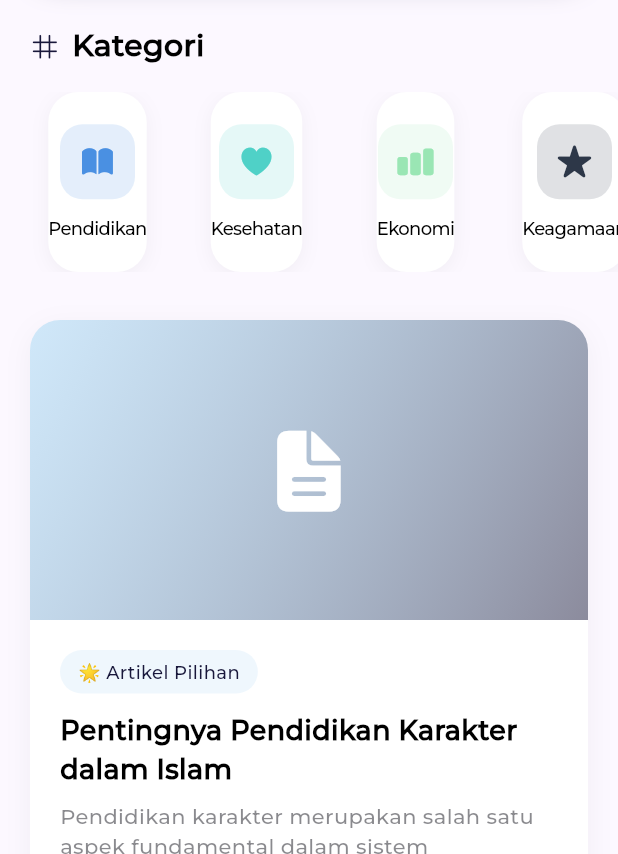
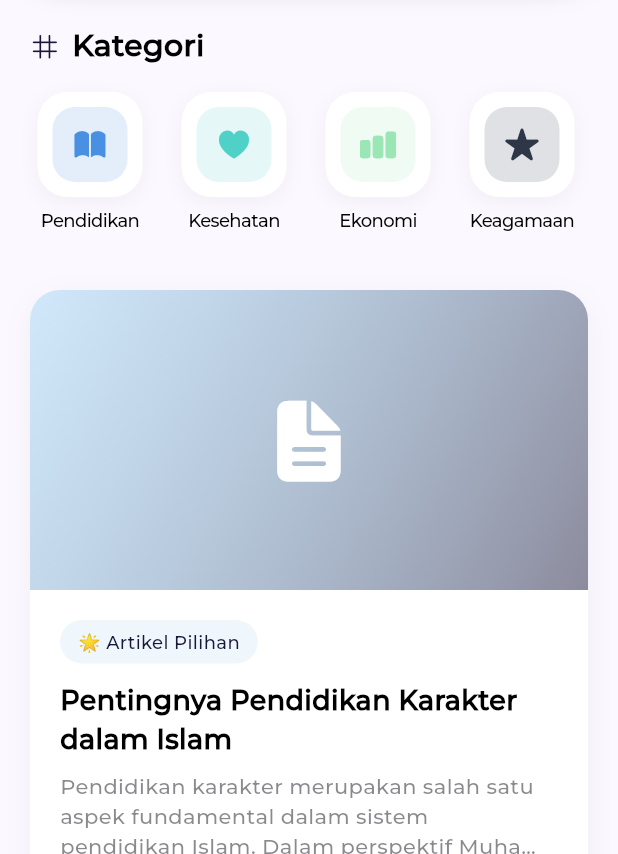
Before and after one commit to nauvaljanuarta/arek-muhammadiyah-mobile, a Flutter app: the HomeContent widget shown alone on an empty page, opened directly, on a phone screen of 412 x 824 dp, the part 382-1236 px from its top. Run offline on Flutter 3.47's test engine with Material 3 defaults, Android fonts, the light colour scheme and no system bars; project files that could hold a hidden picture were left out.

Commit message:
make modular page on home page, and fix category

```diff
--- a/lib/config/theme/theme.dart
+++ b/lib/config/theme/theme.dart
@@ -26,7 +26,7 @@ class AppTheme {
       navTitleTextStyle: TextStyle(
         fontFamily: 'Montserrat',
         color: CupertinoColors.white,
-        fontSize: 17,
+        fontSize: 18,
         fontWeight: FontWeight.w600,
       ),
     ),
--- a/lib/pages/home/home_page.dart
+++ b/lib/pages/home/home_page.dart
@@ -56,8 +56,6 @@ class HomeContent extends StatelessWidget {
 
   @override
   Widget build(BuildContext context) {
-    final articles = DummyData.articles.take(5).toList();
-    final categories = DummyData.categories;
     final currentUser = DummyData.users.first;
 
     return Stack(
@@ -71,8 +69,7 @@ class HomeContent extends StatelessWidget {
               },
             ),
             const SliverToBoxAdapter(child: SizedBox(height: 80)),
-
-            // Enhanced Greeting Section
+            // Greeting Section
             SliverToBoxAdapter(
               child: Container(
                 margin: const EdgeInsets.symmetric(horizontal: 20.0),
@@ -128,10 +125,8 @@ class HomeContent extends StatelessWidget {
                 ),
               ),
             ),
-
             const SliverToBoxAdapter(child: SizedBox(height: 32)),
-
-            // Enhanced Categories Section
+            // Categories Header
             const SliverToBoxAdapter(
               child: Padding(
                 padding: EdgeInsets.symmetric(horizontal: 20.0),
@@ -157,9 +152,159 @@ class HomeContent extends StatelessWidget {
               ),
             ),
             const SliverToBoxAdapter(child: SizedBox(height: 16)),
+            SliverToBoxAdapter(child: _buildCategoriesList()),
+            const SliverToBoxAdapter(child: SizedBox(height: 32)),
+            SliverToBoxAdapter(child: _buildFeaturedArticle(context)),
+            const SliverToBoxAdapter(child: SizedBox(height: 32)),
+            // Recent Articles Header
             SliverToBoxAdapter(
-              child: SizedBox(
-                height: 120,
+              child: Padding(
+                padding: const EdgeInsets.symmetric(horizontal: 20.0),
+                child: Row(
+                  mainAxisAlignment: MainAxisAlignment.spaceBetween,
+                  children: [
+                    const Row(
+                      children: [
+                        Icon(
+                          CupertinoIcons.news,
+                          color: AppTheme.primaryDark,
+                          size: 20,
+                        ),
+                        SizedBox(width: 8),
+                        Text(
+                          'Artikel Terbaru',
+                          style: TextStyle(
+                            fontFamily: 'Montserrat',
+                            fontSize: 20,
+                            fontWeight: FontWeight.bold,
+                            color: AppTheme.textPrimary,
+                          ),
+                        ),
+                      ],
+                    ),
+                    CupertinoButton(
+                      padding: EdgeInsets.zero,
+                      child: const Row(
+                        mainAxisSize: MainAxisSize.min,
+                        children: [
+                          Text(
+                            'Lihat Semua',
+                            style: TextStyle(
+                              fontFamily: 'Montserrat',
+                              color: AppTheme.primaryDark,
+                              fontSize: 14,
+                              fontWeight: FontWeight.w600,
+                            ),
+                          ),
+                          SizedBox(width: 4),
+                          Icon(
+                            CupertinoIcons.chevron_right,
+                            size: 14,
+                            color: AppTheme.primaryDark,
+                          ),
+                        ],
+                      ),
+                      onPressed: () {
+                        // Navigate to news page
+                      },
+                    ),
+                  ],
+                ),
+              ),
+            ),
+            const SliverToBoxAdapter(child: SizedBox(height: 16)),
+            _buildRecentArticlesList(),
+            const SliverToBoxAdapter(child: SizedBox(height: 120)),
+          ],
+        ),
+        _buildCustomAppBar(context, currentUser),
+      ],
+    );
+  }
+
+  Widget _buildCustomAppBar(BuildContext context, dynamic currentUser) {
+    return Positioned(
+      top: 0,
+      left: 0,
+      right: 0,
+      child: Container(
+        padding: const EdgeInsets.fromLTRB(20, 15, 20, 15),
+        decoration: BoxDecoration(
+          color: CupertinoTheme.of(context).scaffoldBackgroundColor.withOpacity(0.95),
+          borderRadius: const BorderRadius.only(
+            bottomLeft: Radius.circular(25.0),
+            bottomRight: Radius.circular(25.0),
+          ),
+          boxShadow: [
+            BoxShadow(
+              color: CupertinoColors.systemGrey.withOpacity(0.1),
+              blurRadius: 10,
+              offset: const Offset(0, 2),
+            ),
+          ],
+        ),
+        child: Row(
+          mainAxisAlignment: MainAxisAlignment.spaceBetween,
+          children: [
+            const Row(
+              children: [
+                Icon(
+                  CupertinoIcons.star_circle_fill,
+                  color: AppTheme.primaryDark,
+                  size: 24,
+                ),
+                SizedBox(width: 8),
+                Text(
+                  'Muhammadiyah',
+                  style: TextStyle(
+                    fontFamily: 'Montserrat',
+                    fontSize: 22,
+                    fontWeight: FontWeight.bold,
+                    color: AppTheme.textPrimary,
+                  ),
+                ),
+              ],
+            ),
+            GestureDetector(
+              onTap: () {
+                // Navigate to profile
+              },
+              child: Container(
+                width: 40,
+                height: 40,
+                decoration: BoxDecoration(
+                  shape: BoxShape.circle,
+                  gradient: const LinearGradient(
+                    colors: [AppTheme.primaryDark, AppTheme.primaryLight],
+                    begin: Alignment.topLeft,
+                    end: Alignment.bottomRight,
+                  ),
+                  boxShadow: [
+                    BoxShadow(
+                      color: AppTheme.primaryDark.withOpacity(0.3),
+                      blurRadius: 8,
+                      offset: const Offset(0, 2),
+                    ),
+                  ],
+                ),
+                child: const Icon(
+                  CupertinoIcons.person_fill,
+                  size: 20,
+                  color: CupertinoColors.white,
+                ),
+              ),
+            ),
+          ],
+        ),
+      ),
+    );
+  }
+
+  Widget _buildCategoriesList() {
+    final categories = DummyData.categories;
+
+    return SizedBox(
+      height: 100,
       child: ListView.builder(
         padding: const EdgeInsets.symmetric(horizontal: 20.0),
         scrollDirection: Axis.horizontal,
@@ -167,12 +312,16 @@ class HomeContent extends StatelessWidget {
         itemBuilder: (context, index) {
           final category = categories[index];
           return Container(
-                      width: 90,
+            width: 80,
             margin: const EdgeInsets.only(right: 16),
             child: CupertinoButton(
               padding: EdgeInsets.zero,
               onPressed: () {},
-                        child: Container(
+              child: Column(
+                children: [
+                  Container(
+                    width: 70,
+                    height: 70,
                     decoration: BoxDecoration(
                       color: CupertinoColors.white,
                       borderRadius: BorderRadius.circular(20),
@@ -184,10 +333,8 @@ class HomeContent extends StatelessWidget {
                         ),
                       ],
                     ),
-                          child: Column(
-                            mainAxisAlignment: MainAxisAlignment.center,
-                            children: [
-                              Container(
+                    child: Center(
+                      child: Container(
                         width: 50,
                         height: 50,
                         decoration: BoxDecoration(
@@ -200,7 +347,9 @@ class HomeContent extends StatelessWidget {
                           size: 24,
                         ),
                       ),
-                              const SizedBox(height: 12),
+                    ),
+                  ),
+                  const SizedBox(height: 8),
                   Text(
                     category.name,
                     style: const TextStyle(
@@ -216,18 +365,16 @@ class HomeContent extends StatelessWidget {
                 ],
               ),
             ),
-                      ),
           );
         },
       ),
-              ),
-            ),
+    );
+  }
 
-            const SliverToBoxAdapter(child: SizedBox(height: 32)),
+  Widget _buildFeaturedArticle(BuildContext context) {
+    final articles = DummyData.articles.take(5).toList();
 
-            // Enhanced Featured Article Section
-            SliverToBoxAdapter(
-              child: Container(
+    return Container(
       margin: const EdgeInsets.symmetric(horizontal: 20),
       decoration: BoxDecoration(
         color: CupertinoColors.white,
@@ -352,71 +499,13 @@ class HomeContent extends StatelessWidget {
           ),
         ],
       ),
-              ),
-            ),
+    );
+  }
 
-            const SliverToBoxAdapter(child: SizedBox(height: 32)),
+  Widget _buildRecentArticlesList() {
+    final articles = DummyData.articles.take(5).toList();
 
-            // Enhanced Recent Articles Section
-            SliverToBoxAdapter(
-              child: Padding(
-                padding: const EdgeInsets.symmetric(horizontal: 20.0),
-                child: Row(
-                  mainAxisAlignment: MainAxisAlignment.spaceBetween,
-                  children: [
-                    const Row(
-                      children: [
-                        Icon(
-                          CupertinoIcons.news,
-                          color: AppTheme.primaryDark,
-                          size: 20,
-                        ),
-                        SizedBox(width: 8),
-                        Text(
-                          'Artikel Terbaru',
-                          style: TextStyle(
-                            fontFamily: 'Montserrat',
-                            fontSize: 20,
-                            fontWeight: FontWeight.bold,
-                            color: AppTheme.textPrimary,
-                          ),
-                        ),
-                      ],
-                    ),
-                    CupertinoButton(
-                      padding: EdgeInsets.zero,
-                      child: const Row(
-                        mainAxisSize: MainAxisSize.min,
-                        children: [
-                          Text(
-                            'Lihat Semua',
-                            style: TextStyle(
-                              fontFamily: 'Montserrat',
-                              color: AppTheme.primaryDark,
-                              fontSize: 14,
-                              fontWeight: FontWeight.w600,
-                            ),
-                          ),
-                          SizedBox(width: 4),
-                          Icon(
-                            CupertinoIcons.chevron_right,
-                            size: 14,
-                            color: AppTheme.primaryDark,
-                          ),
-                        ],
-                      ),
-                      onPressed: () {
-                        // Navigate to news page
-                      },
-                    ),
-                  ],
-                ),
-              ),
-            ),
-            const SliverToBoxAdapter(child: SizedBox(height: 16)),
-
-            // Enhanced Articles List
-            SliverList(
+    return SliverList(
       delegate: SliverChildBuilderDelegate(
         (context, index) {
           final article = articles[index];
@@ -532,91 +621,6 @@ class HomeContent extends StatelessWidget {
         },
         childCount: articles.length,
       ),
-            ),
-
-            const SliverToBoxAdapter(child: SizedBox(height: 120)),
-          ],
-        ),
-        _buildCustomAppBar(context, currentUser),
-      ],
-    );
-  }
-
-  Widget _buildCustomAppBar(BuildContext context, currentUser) {
-    return Positioned(
-      top: 0,
-      left: 0,
-      right: 0,
-      child: Container(
-        padding: const EdgeInsets.fromLTRB(20, 15, 20, 15),
-        decoration: BoxDecoration(
-          color: CupertinoTheme.of(context).scaffoldBackgroundColor.withOpacity(0.95),
-          borderRadius: const BorderRadius.only(
-            bottomLeft: Radius.circular(25.0),
-            bottomRight: Radius.circular(25.0),
-          ),
-          boxShadow: [
-            BoxShadow(
-              color: CupertinoColors.systemGrey.withOpacity(0.1),
-              blurRadius: 10,
-              offset: const Offset(0, 2),
-            ),
-          ],
-        ),
-        child: Row(
-          mainAxisAlignment: MainAxisAlignment.spaceBetween,
-          children: [
-            const Row(
-              children: [
-                Icon(
-                  CupertinoIcons.star_circle_fill,
-                  color: AppTheme.primaryDark,
-                  size: 24,
-                ),
-                SizedBox(width: 8),
-                Text(
-                  'Muhammadiyah',
-                  style: TextStyle(
-                    fontFamily: 'Montserrat',
-                    fontSize: 22,
-                    fontWeight: FontWeight.bold,
-                    color: AppTheme.textPrimary,
-                  ),
-                ),
-              ],
-            ),
-            GestureDetector(
-              onTap: () {
-                // Navigate to profile
-              },
-              child: Container(
-                width: 40,
-                height: 40,
-                decoration: BoxDecoration(
-                  shape: BoxShape.circle,
-                  gradient: const LinearGradient(
-                    colors: [AppTheme.primaryDark, AppTheme.primaryLight],
-                    begin: Alignment.topLeft,
-                    end: Alignment.bottomRight,
-                  ),
-                  boxShadow: [
-                    BoxShadow(
-                      color: AppTheme.primaryDark.withOpacity(0.3),
-                      blurRadius: 8,
-                      offset: const Offset(0, 2),
-                    ),
-                  ],
-                ),
-                child: const Icon(
-                  CupertinoIcons.person_fill,
-                  size: 20,
-                  color: CupertinoColors.white,
-                ),
-              ),
-            ),
-          ],
-        ),
-      ),
     );
   }
 
```
Lines whose indentation alone changed are shown as unchanged.
